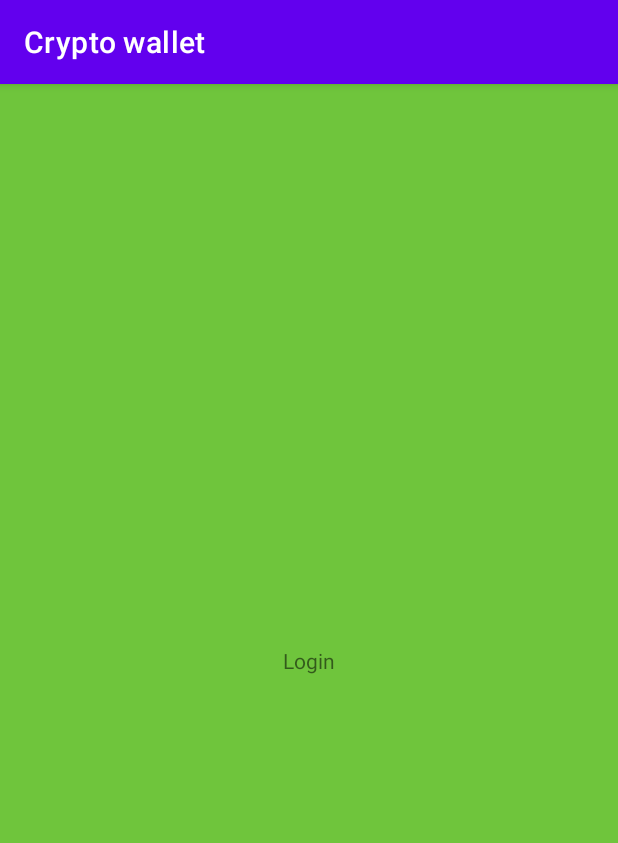
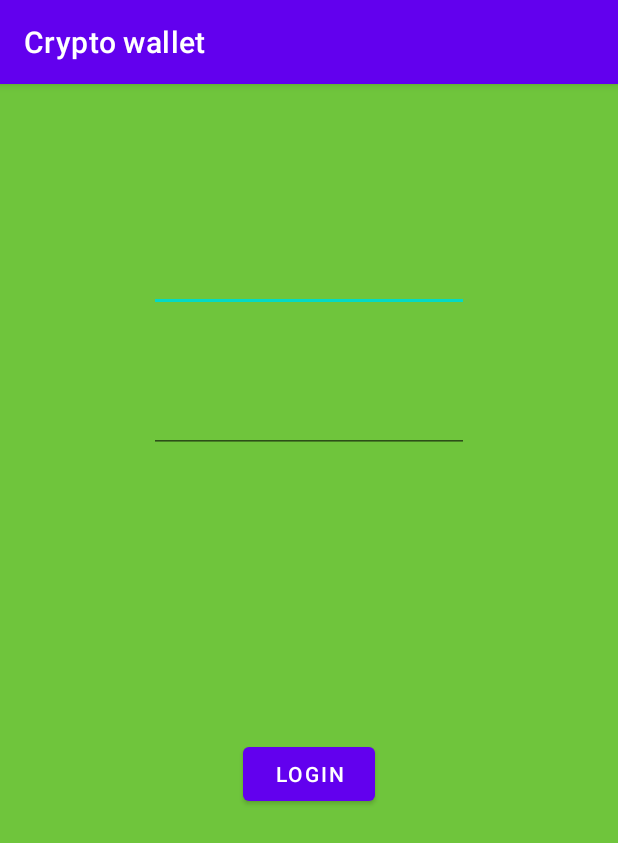
Before and after one commit to matus-olejnik/mobv, an Android app: the fragment LoginFragment shown on its own in the app's theme, on a phone screen of 412 x 824 dp. Shown: the top 843 px of the screen. Run offline under Robolectric (Android 15) with nearby library versions, the phone set to English and light mode, and no system bars; our stand-ins replace Room's generated code, data binding.

Commit message:
feat: temp login and registration changes

```diff
--- a/app/src/main/java/com/emmm/mobv/data/DataRepository.kt
+++ b/app/src/main/java/com/emmm/mobv/data/DataRepository.kt
@@ -4,6 +4,7 @@ import android.util.Log
 import androidx.lifecycle.LiveData
 import com.emmm.mobv.data.db.LocalCache
 import com.emmm.mobv.data.db.model.ContactItem
+import com.emmm.mobv.data.db.model.UserAccountItem
 
 class DataRepository private constructor(
     private val cache: LocalCache
@@ -20,6 +21,11 @@ class DataRepository private constructor(
                 INSTANCE
                     ?: DataRepository(cache).also { INSTANCE = it }
             }
+    }
+
+    suspend fun createNewUserAccount(userAccountItem: UserAccountItem) {
+        Log.i("DataRepository", "creating new user account $userAccountItem")
+        cache.createNewUserAccount(userAccountItem)
     }
 
     suspend fun insertContacts(contactItems: List<ContactItem>) {
--- a/app/src/main/java/com/emmm/mobv/data/db/AppRoomDatabase.kt
+++ b/app/src/main/java/com/emmm/mobv/data/db/AppRoomDatabase.kt
@@ -5,9 +5,10 @@ import androidx.room.Database
 import androidx.room.Room
 import androidx.room.RoomDatabase
 import com.emmm.mobv.data.db.model.ContactItem
+import com.emmm.mobv.data.db.model.UserAccountItem
 
 @Database(
-    entities = [ContactItem::class],
+    entities = [ContactItem::class, UserAccountItem::class],
     version = 1,
     exportSchema = false
 )
--- a/app/src/main/java/com/emmm/mobv/data/db/DbDao.kt
+++ b/app/src/main/java/com/emmm/mobv/data/db/DbDao.kt
@@ -3,9 +3,13 @@ package com.emmm.mobv.data.db
 import androidx.lifecycle.LiveData
 import androidx.room.*
 import com.emmm.mobv.data.db.model.ContactItem
+import com.emmm.mobv.data.db.model.UserAccountItem
 
 @Dao
 interface DbDao {
+
+    @Insert(onConflict = OnConflictStrategy.REPLACE)
+    suspend fun createNewUserAccount(userAccountItem: UserAccountItem)
 
     @Insert(onConflict = OnConflictStrategy.REPLACE)
     suspend fun insertContacts(contactItems: List<ContactItem>)
--- a/app/src/main/java/com/emmm/mobv/data/db/LocalCache.kt
+++ b/app/src/main/java/com/emmm/mobv/data/db/LocalCache.kt
@@ -2,8 +2,13 @@ package com.emmm.mobv.data.db
 
 import androidx.lifecycle.LiveData
 import com.emmm.mobv.data.db.model.ContactItem
+import com.emmm.mobv.data.db.model.UserAccountItem
 
 class LocalCache(private val dbDao: DbDao) {
+
+    suspend fun createNewUserAccount(userAccountItem: UserAccountItem) {
+        dbDao.createNewUserAccount(userAccountItem)
+    }
 
     suspend fun insertContacts(contactItems: List<ContactItem>) {
         dbDao.insertContacts(contactItems)
--- a/app/src/main/java/com/emmm/mobv/data/db/model/UserAccountItem.kt
+++ b/app/src/main/java/com/emmm/mobv/data/db/model/UserAccountItem.kt
@@ -2,13 +2,11 @@ package com.emmm.mobv.data.db.model
 
 import androidx.room.Entity
 import androidx.room.PrimaryKey
-import java.math.BigDecimal
 
 @Entity(tableName = "user_account")
 data class UserAccountItem(
     @PrimaryKey val id: String,
-    val name: String,
     val accountId: String,
     val secretSeedEncrypted: String,
-    val moneyBalance: BigDecimal,
+    val moneyBalance: String? //TODO change to BigDecimal, now String because of converter needed
 )
--- a/app/src/main/java/com/emmm/mobv/screens/login/LoginFragment.kt
+++ b/app/src/main/java/com/emmm/mobv/screens/login/LoginFragment.kt
@@ -6,10 +6,15 @@ import android.view.View
 import android.view.ViewGroup
 import androidx.databinding.DataBindingUtil
 import androidx.fragment.app.Fragment
+import androidx.lifecycle.ViewModelProvider
 import com.emmm.mobv.R
 import com.emmm.mobv.databinding.LoginFragmentBinding
+import com.emmm.mobv.util.Injection
 
 class LoginFragment : Fragment() {
+
+    private lateinit var loginViewModel: LoginViewModel
+    private lateinit var binding: LoginFragmentBinding
 
     override fun onCreateView(
         inflater: LayoutInflater, container: ViewGroup?,
@@ -20,6 +25,14 @@ class LoginFragment : Fragment() {
             inflater, R.layout.login_fragment, container, false
         )
 
+        binding.lifecycleOwner = this
+
+        loginViewModel =
+            ViewModelProvider(this, Injection.provideViewModelFactory(requireContext()))
+                .get(LoginViewModel::class.java)
+
+        binding.model = loginViewModel
+
         return binding.root
     }
 }
--- a/app/src/main/java/com/emmm/mobv/screens/welcome/WelcomeFragment.kt
+++ b/app/src/main/java/com/emmm/mobv/screens/welcome/WelcomeFragment.kt
@@ -35,11 +35,11 @@ class WelcomeFragment : Fragment() {
 
         binding.model = welcomeViewModel
 
-        binding.loginButton.setOnClickListener {
+        binding.toLoginButton.setOnClickListener {
             findNavController().navigate(WelcomeFragmentDirections.actionWelcomeFragmentToLoginFragment())
         }
 
-        binding.registrationButton.setOnClickListener {
+        binding.toRegistrationButton.setOnClickListener {
             findNavController().navigate(WelcomeFragmentDirections.actionWelcomeFragmentToRegistrationFragment())
         }
 
--- a/app/src/main/java/com/emmm/mobv/util/ViewModelFactory.kt
+++ b/app/src/main/java/com/emmm/mobv/util/ViewModelFactory.kt
@@ -4,7 +4,10 @@ import androidx.lifecycle.ViewModel
 import androidx.lifecycle.ViewModelProvider
 import com.emmm.mobv.data.DataRepository
 import com.emmm.mobv.screens.contacts.ContactsViewModel
+import com.emmm.mobv.screens.login.LoginViewModel
 import com.emmm.mobv.screens.main.MainViewModel
+import com.emmm.mobv.screens.registration.RegistrationViewModel
+import com.emmm.mobv.screens.welcome.WelcomeViewModel
 
 /**
  * Factory for ViewModels
@@ -12,6 +15,21 @@ import com.emmm.mobv.screens.main.MainViewModel
 class ViewModelFactory(private val repository: DataRepository) : ViewModelProvider.Factory {
 
     override fun <T : ViewModel> create(modelClass: Class<T>): T {
+
+        if (modelClass.isAssignableFrom(WelcomeViewModel::class.java)) {
+            @Suppress("UNCHECKED_CAST")
+            return WelcomeViewModel() as T
+        }
+
+        if (modelClass.isAssignableFrom(RegistrationViewModel::class.java)) {
+            @Suppress("UNCHECKED_CAST")
+            return RegistrationViewModel() as T
+        }
+
+        if (modelClass.isAssignableFrom(LoginViewModel::class.java)) {
+            @Suppress("UNCHECKED_CAST")
+            return LoginViewModel(repository) as T
+        }
 
         if (modelClass.isAssignableFrom(MainViewModel::class.java)) {
             @Suppress("UNCHECKED_CAST")
--- a/app/src/main/res/layout/login_fragment.xml
+++ b/app/src/main/res/layout/login_fragment.xml
@@ -15,19 +15,58 @@
   -->
 
 <layout xmlns:android="http://schemas.android.com/apk/res/android"
-        xmlns:app="http://schemas.android.com/apk/res-auto" xmlns:tools="http://schemas.android.com/tools">
+    xmlns:app="http://schemas.android.com/apk/res-auto"
+    xmlns:tools="http://schemas.android.com/tools">
+
+    <data>
+
+        <variable
+            name="model"
+            type="com.emmm.mobv.screens.login.LoginViewModel" />
+    </data>
 
     <androidx.constraintlayout.widget.ConstraintLayout
-            android:id="@+id/title_layout"
-            android:layout_width="match_parent"
-            android:layout_height="match_parent"
-            tools:context=".screens.login.LoginFragment" android:background="#6FC53C">
+        android:id="@+id/title_layout"
+        android:layout_width="match_parent"
+        android:layout_height="match_parent"
+        tools:context=".screens.login.LoginFragment"
+        android:background="#6FC53C">
 
-        <TextView
-                android:text="Login"
-                android:layout_width="wrap_content"
-                android:layout_height="wrap_content" android:id="@+id/textView3"
-                app:layout_constraintEnd_toEndOf="parent" app:layout_constraintStart_toStartOf="parent"
-                app:layout_constraintTop_toTopOf="parent" app:layout_constraintBottom_toBottomOf="parent"/>
+        <EditText
+            android:id="@+id/secretSeedEditText"
+            android:layout_width="wrap_content"
+            android:layout_height="wrap_content"
+            android:ems="10"
+            android:inputType="textPersonName"
+            android:text="@={model.secretSeedEditText}"
+            app:layout_constraintBottom_toBottomOf="parent"
+            app:layout_constraintEnd_toEndOf="parent"
+            app:layout_constraintStart_toStartOf="parent"
+            app:layout_constraintTop_toTopOf="parent"
+            app:layout_constraintVertical_bias="0.148" />
+
+        <EditText
+            android:id="@+id/pinEditText"
+            android:layout_width="wrap_content"
+            android:layout_height="wrap_content"
+            android:ems="10"
+            android:inputType="number"
+            android:text="@={model.pinEditText}"
+            app:layout_constraintBottom_toBottomOf="parent"
+            app:layout_constraintEnd_toEndOf="parent"
+            app:layout_constraintStart_toStartOf="parent"
+            app:layout_constraintTop_toBottomOf="@+id/secretSeedEditText"
+            app:layout_constraintVertical_bias="0.085" />
+
+        <Button
+            android:id="@+id/loginButton"
+            android:layout_width="wrap_content"
+            android:layout_height="wrap_content"
+            android:text="Login"
+            android:onClick="@{() -> model.loginNewUser()}"
+            app:layout_constraintBottom_toBottomOf="parent"
+            app:layout_constraintEnd_toEndOf="parent"
+            app:layout_constraintStart_toStartOf="parent"
+            app:layout_constraintTop_toBottomOf="@+id/secretSeedEditText" />
     </androidx.constraintlayout.widget.ConstraintLayout>
 </layout>
```
Also changed, not shown: app/src/main/AndroidManifest.xml (+3 -4 lines), app/src/main/java/com/emmm/mobv/screens/login/LoginViewModel.kt (+29 -2 lines), app/src/main/java/com/emmm/mobv/screens/registration/RegistrationFragment.kt (+13 -0 lines), app/src/main/java/com/emmm/mobv/screens/registration/RegistrationViewModel.kt (+13 -1 lines), app/src/main/java/com/emmm/mobv/util/StellarUtil.kt (+15 -4 lines), app/src/main/res/layout/registration_fragment.xml (+35 -11 lines), app/src/main/res/layout/welcome_fragment.xml (+13 -7 lines).
